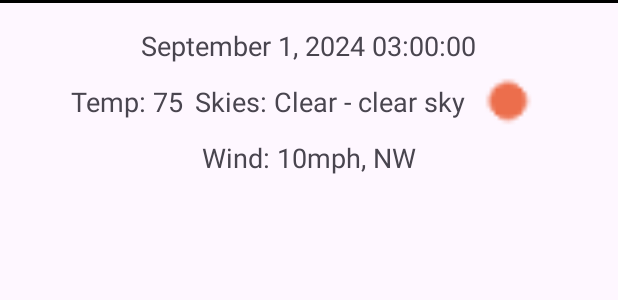
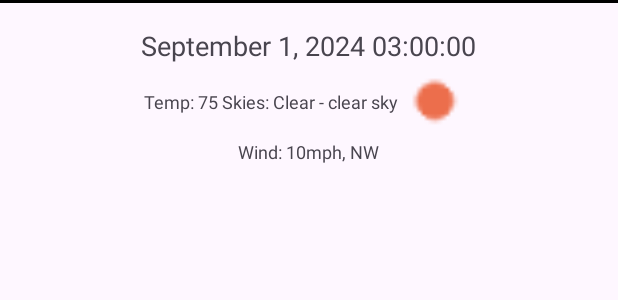
Before and after one commit to warrengoldman/Golf, an Android app: the layout fragment_weather_entry.xml on its own in the app's theme, with its tools: preview values and no code run, on a phone screen of 412 x 824 dp. Shown: the top 300 px of the screen. Run offline under Robolectric (Android 15) with nearby library versions, the light colour scheme and no system bars.

Commit message:
SOME FORMATTING

```diff
--- a/app/src/main/java/com/example/golf/WeatherEntry.kt
+++ b/app/src/main/java/com/example/golf/WeatherEntry.kt
@@ -2,7 +2,7 @@ package com.example.golf
 
 data class WeatherEntry(
     val sunsetFormattedTime: String,
-    val temp: Double,
+    val temp: Int,
     val heading: String,
     val dt: Long,
     val skyTitle: String,
--- a/app/src/main/java/com/example/golf/weather/WeatherCache.kt
+++ b/app/src/main/java/com/example/golf/weather/WeatherCache.kt
@@ -64,7 +64,7 @@ class WeatherCache(var time: Long, val cronetEngine: CronetEngine, val url: Stri
 
         for (weatherApiListElement in response.list!!) {
             val main = weatherApiListElement.main!!
-            val temp = main.temp!!
+            val temp = main.temp!!.toInt()
             val dtInCst = weatherApiListElement.dt!!
             val formattedDate = getFormatted( dtInCst, dtf)
             val weather = weatherApiListElement.weather!!
--- a/app/src/main/res/layout/fragment_weather_entry.xml
+++ b/app/src/main/res/layout/fragment_weather_entry.xml
@@ -30,22 +30,21 @@
             android:id="@+id/text_view_temp"
             android:layout_width="wrap_content"
             android:layout_height="wrap_content"
-            android:textSize="18sp"
+            android:textSize="12sp"
             tools:text="Temp: 75" />
 
         <TextView
             android:id="@+id/text_view_weather_skies"
             android:layout_width="wrap_content"
             android:layout_height="wrap_content"
-            android:layout_marginStart="8dp"
-            android:textSize="18sp"
+            android:layout_marginStart="2dp"
+            android:textSize="12sp"
             tools:text="Skies: Clear - clear sky" />
 
         <ImageView
             android:id="@+id/image_view_weather_icon"
             android:layout_width="50dp"
             android:layout_height="50dp"
-            android:layout_marginStart="4dp"
             android:contentDescription="@string/weather_icon"
             android:src="@drawable/_1d" />
     </LinearLayout>
@@ -56,13 +55,13 @@
         android:layout_height="wrap_content"
         android:gravity="center"
         android:orientation="horizontal"
-        android:layout_marginBottom="16dp">
+        android:layout_marginBottom="8dp">
 
         <TextView
             android:id="@+id/text_view_wind"
             android:layout_width="wrap_content"
             android:layout_height="wrap_content"
-            android:textSize="18sp"
+            android:textSize="12sp"
             tools:text="Wind: 10mph, NW" />
     </LinearLayout>
 </LinearLayout>
```
